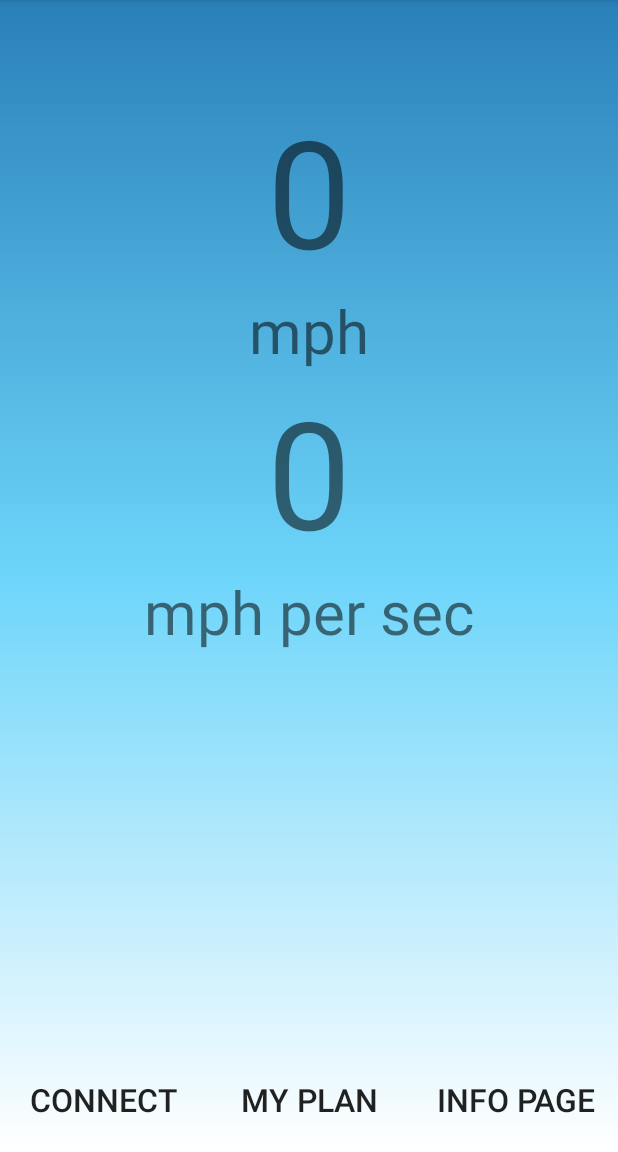
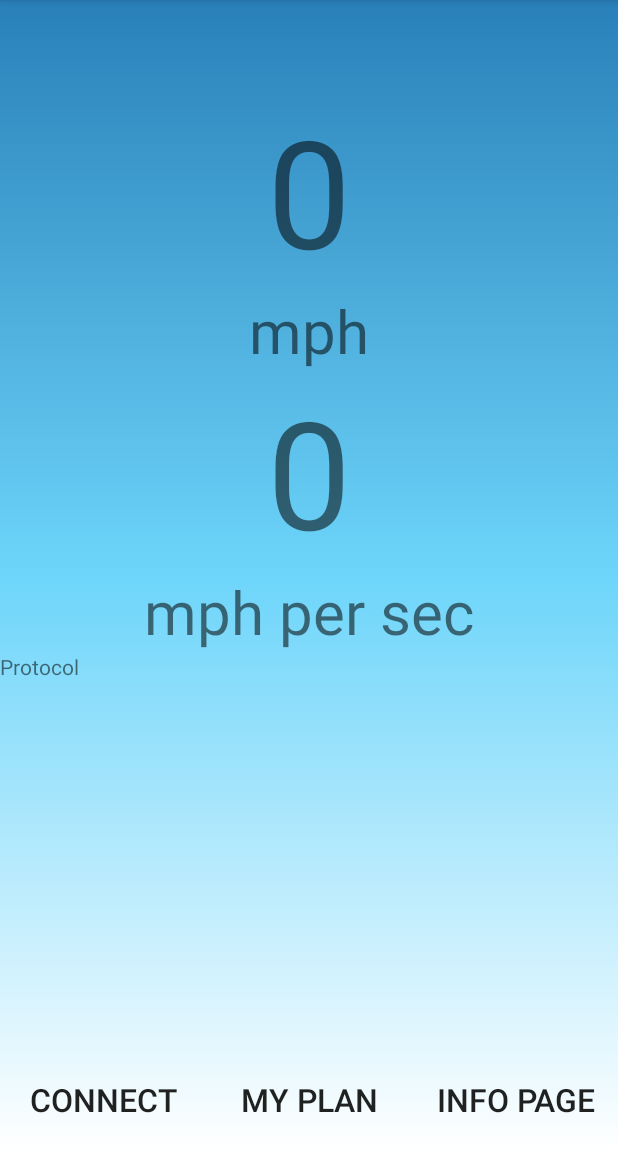
Before and after one commit to Mozziemist/AssureX, an Android app: the Speed screen opened directly, with no data from a screen before it, on a phone screen of 412 x 824 dp, the part 84-1236 px from its top. Run offline under Robolectric (Android 15) with nearby library versions, the phone set to English and light mode, and no system bars.

Commit message:
Added texview for obd protocol debugging

```diff
--- a/app/src/main/java/com/example/assurex/Speed.java
+++ b/app/src/main/java/com/example/assurex/Speed.java
@@ -38,6 +38,7 @@ public class Speed extends AppCompatActivity {
     private static final String TAG = "Speed";
     private TextView speed;
     private TextView acceleration;
+    private TextView protocol;
     private Button connectBtn;
     CarDataReceiver receiver;
     BtnStateReceiver BtnReceiver;
@@ -49,6 +50,7 @@ public class Speed extends AppCompatActivity {
         speed = findViewById(R.id.speed);
         acceleration = findViewById(R.id.acceleration);
         connectBtn = findViewById(R.id.connectButton);
+        protocol = findViewById(R.id.Protocol);
 
         receiver = new CarDataReceiver();
         registerReceiver(receiver, new IntentFilter("CarDataUpdates"));
@@ -111,6 +113,7 @@ public class Speed extends AppCompatActivity {
                 Bundle b = intent.getBundleExtra("CarData");
                 int spd = b.getInt("speed", 0);
                 float accel = b.getFloat("acceleration", 0);
+                protocol.setText(b.getString("protocol", "protocol"));
 
                 speed.setText(Integer.toString(spd));
                 acceleration.setText(Float.toString(accel));
--- a/app/src/main/res/layout/activity_speed.xml
+++ b/app/src/main/res/layout/activity_speed.xml
@@ -57,6 +57,12 @@
                     android:text="mph per sec"
                     android:textSize="40dp" />
 
+                <TextView
+                    android:id="@+id/Protocol"
+                    android:layout_width="match_parent"
+                    android:layout_height="wrap_content"
+                    android:text="Protocol" />
+
 
             </LinearLayout>
 
```
Also changed, not shown: app/src/main/java/com/example/assurex/BluetoothService.java (+11 -0 lines).
